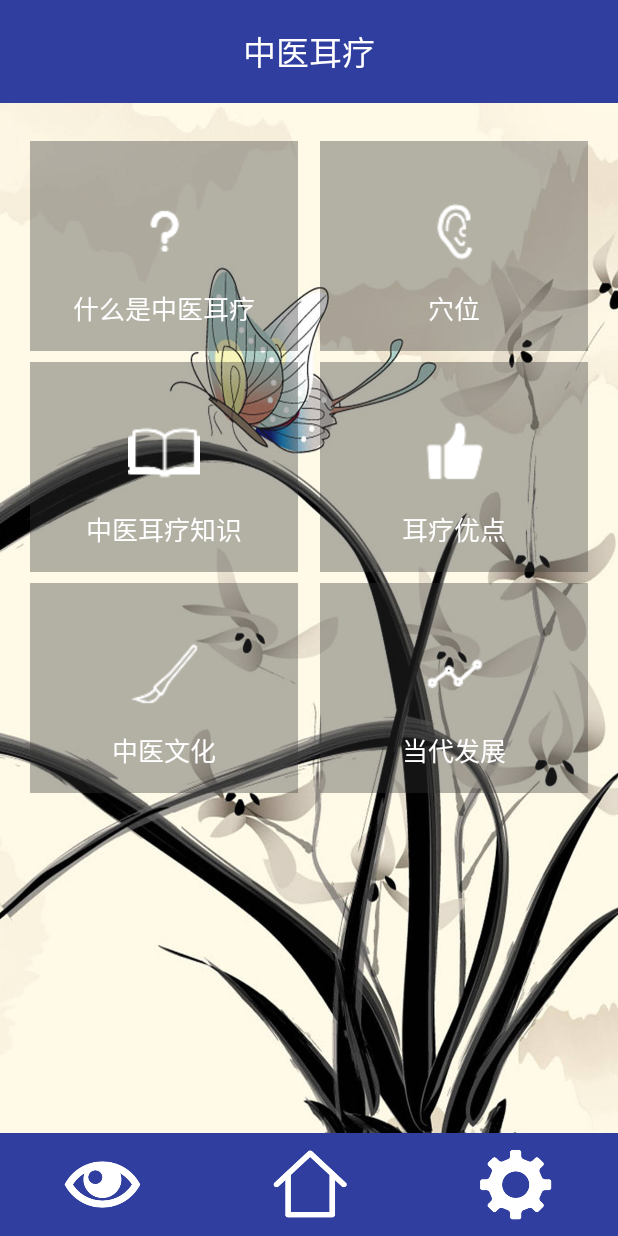
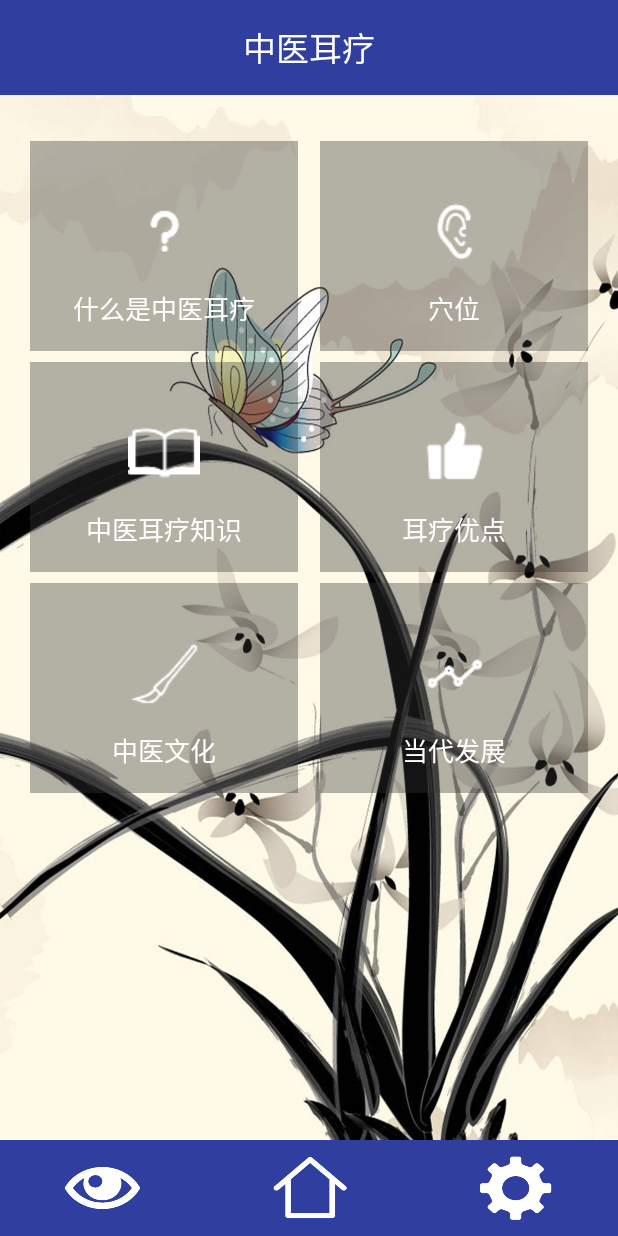
Before and after one commit to HB-pencil/ErLiao, an Android app: the screen it shows after launch (HomeActivity), on a phone screen of 412 x 824 dp. Run offline under Robolectric (Android 15) with nearby library versions, the phone set to English and light mode, and no system bars.

Commit message:
联系我们以及按钮状态Selector

```diff
--- /dev/null
+++ b/app/src/main/res/drawable/button_state.xml
@@ -0,0 +1,5 @@
+<?xml version="1.0" encoding="utf-8"?>
+<selector xmlns:android="http://schemas.android.com/apk/res/android">
+<item android:drawable="@color/yellow" android:state_pressed="true"/>
+<item android:drawable="@color/transparent"   />
+</selector>
--- a/app/src/main/res/layout/activity_layout.xml
+++ b/app/src/main/res/layout/activity_layout.xml
@@ -28,7 +28,7 @@
         android:id="@+id/activity_container"
         android:layout_width="match_parent"
         android:layout_height="0dp"
-        android:layout_weight="10">
+        android:layout_weight="11">
 
     </FrameLayout>
 
@@ -47,7 +47,7 @@
                 android:layout_width="0dp"
                 android:layout_weight="1"
                 android:layout_height="match_parent"
-                android:scaleType="fitCenter"
+                android:scaleType="centerInside"
                 android:background="@drawable/vbutton_state"/>
             <ImageButton
                 android:id="@+id/home_button"
@@ -58,7 +58,7 @@
                 android:layout_width="0dp"
                 android:layout_weight="1"
                 android:layout_height="match_parent"
-                android:scaleType="fitCenter"
+                android:scaleType="centerInside"
                 android:background="@drawable/hbutton_state"/>
             <ImageButton
                 android:id="@+id/setting_button"
@@ -69,7 +69,7 @@
                 android:layout_width="0dp"
                 android:layout_weight="1"
                 android:layout_height="match_parent"
-                android:scaleType="fitCenter"
+                android:scaleType="centerInside"
                 android:background="@drawable/sbutton_state"/>
     </LinearLayout>
    </LinearLayout>
--- a/app/src/main/res/layout/home_layout.xml
+++ b/app/src/main/res/layout/home_layout.xml
@@ -8,7 +8,7 @@
 <TableLayout
     android:layout_height="match_parent"
     android:layout_width="match_parent"
-    android:layout_marginTop="20dp">
+    android:layout_marginTop="25dp">
     <TableRow>
     <FrameLayout
         android:layout_width="0dp"
@@ -118,8 +118,8 @@
             android:background="@color/gray">
             <Button
                 android:id="@+id/culture_button"
+                android:layout_height="match_parent"
                 android:layout_width="match_parent"
-            android:layout_height="match_parent"
                 android:text="@string/culture"
                 style="@style/button"
                 />
--- a/app/src/main/res/values/colors.xml
+++ b/app/src/main/res/values/colors.xml
@@ -5,4 +5,7 @@
     <color name="colorAccent">#FF4081</color>
     <color name="black">#000000</color>
     <color name="gray">#5F333333</color>
+    <color name="yellow">#8fffc401</color>
+    <color name="white">#FFFFFF</color>
+    <color name="transparent">#00000000</color>
 </resources>
--- a/app/src/main/res/values/strings.xml
+++ b/app/src/main/res/values/strings.xml
@@ -1,6 +1,6 @@
 <resources>
     <string name="app_name">中医耳疗</string>
-    <string name="setting">设 置</string>
+    <string name="setting">设置</string>
     <string name="what">什么是中医耳疗</string>
     <string name="xuewei">穴位</string>
     <string name="knowledge">中医耳疗知识</string>
--- a/app/src/main/res/values/styles.xml
+++ b/app/src/main/res/values/styles.xml
@@ -12,10 +12,10 @@
         <item name="android:textSize">17dp</item>
         <item name ="android:gravity">center|bottom</item>
         <item name="android:paddingBottom">15dp</item>
-        <item name="android:background">#00000000</item>
+        <item name="android:background">@drawable/button_state</item>
     </style>
     <style name="text" >
-        <item name="android:textSize">20sp</item>
+        <item name="android:textSize">18sp</item>
         <item name="android:textColor">#000000</item>
     </style>
 </resources>
```
Also changed, not shown: app/src/main/java/zhongyi/erliao/SettingFragment.java (+18 -1 lines). Lines whose indentation alone changed are shown as unchanged.
